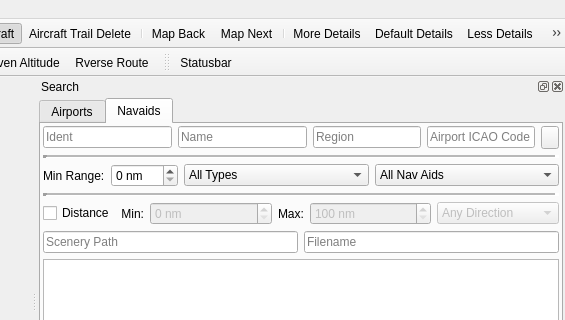
Old version of the form src/gui/mainwindow.ui in the repository albar965/littlenavmap; both pictures show x 768 to 1333 and y 0 to 320 of the 1333 by 754 pixel window.
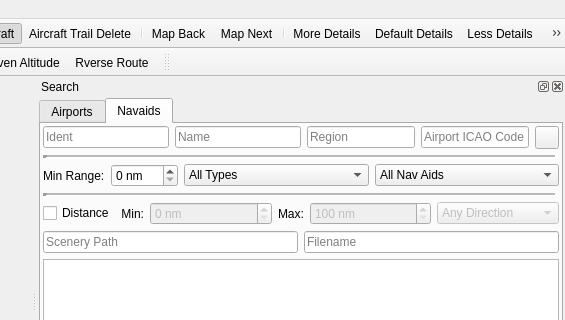
New version of the form. The open tabs and pages were chosen to show the change. Icons and pictures are not drawn.

Commit message: Added icons for dock visibility toggle actions.

```diff
--- a/src/gui/mainwindow.ui
+++ b/src/gui/mainwindow.ui
@@ -1061,7 +1061,7 @@
                </property>
                <property name="iconSize">
                 <size>
-                 <width>10</width>
+                 <width>16</width>
                  <height>16</height>
                 </size>
                </property>
@@ -2050,7 +2050,6 @@
    <attribute name="toolBarBreak">
     <bool>false</bool>
    </attribute>
-   <addaction name="actionShowStatusbar"/>
   </widget>
   <action name="actionSearchFilterIncluding">
    <property name="icon">
```
Left out of the diff: 36 changed lines with no effect on the pictures. The commit also changes 9 other files.
